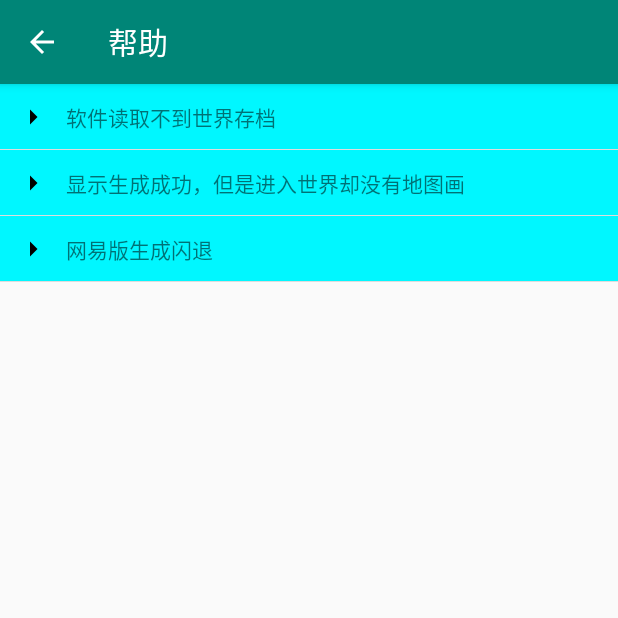
After one commit to CreatorMC/MapPaintingEditor, an Android app: the Help screen opened directly, with no data from a screen before it, on a phone screen of 412 x 824 dp, the top half of it. The commit adds this screen. Run offline under Robolectric (Android 15) with nearby library versions, the phone set to English and light mode, and no system bars.

Commit message:
添加帮助页面，软件版本号更新，完善关于界面。

```diff
--- a/app/build.gradle
+++ b/app/build.gradle
@@ -7,7 +7,7 @@ android {
         minSdkVersion 23
         targetSdkVersion 28
         versionCode 1
-        versionName "1.0"
+        versionName "1.1.0"
         testInstrumentationRunner "androidx.test.runner.AndroidJUnitRunner"
     }
     buildTypes {
@@ -15,14 +15,14 @@ android {
             minifyEnabled false
             proguardFiles getDefaultProguardFile('proguard-android-optimize.txt'), 'proguard-rules.pro'
             ndk {
-                abiFilters 'armeabi','armeabi-v7a','armeabi-v8a','x86','arm64-v8a'
+                abiFilters 'armeabi', 'armeabi-v7a', 'armeabi-v8a', 'x86', 'arm64-v8a'
             }
         }
         release {
             minifyEnabled false
             proguardFiles getDefaultProguardFile('proguard-android-optimize.txt'), 'proguard-rules.pro'
             ndk {
-                abiFilters 'armeabi','armeabi-v7a','armeabi-v8a','x86','arm64-v8a'
+                abiFilters 'armeabi', 'armeabi-v7a', 'armeabi-v8a', 'x86', 'arm64-v8a'
             }
         }
     }
--- /dev/null
+++ b/app/src/main/java/com/tmsstudio/mappaintingeditor/Help.java
@@ -0,0 +1,79 @@
+package com.tmsstudio.mappaintingeditor;
+
+import androidx.appcompat.app.AppCompatActivity;
+
+import android.os.Bundle;
+import android.util.Log;
+import android.view.View;
+import android.widget.ImageView;
+import android.widget.LinearLayout;
+import android.widget.TextView;
+
+import com.tmsstudio.mappaintingeditor.Widget.ExpandView;
+
+public class Help extends AppCompatActivity {
+
+    LinearLayout linearLayout;
+
+    @Override
+    protected void onCreate(Bundle savedInstanceState) {
+        super.onCreate(savedInstanceState);
+        setContentView(R.layout.activity_help);
+
+        setTitle(R.string.help);
+        linearLayout = findViewById(R.id.linear_layout);
+        LinearLayout view = (LinearLayout)getLayoutInflater().inflate(R.layout.activity_expand_view, null);
+        createExpand(view, "软件读取不到世界存档",
+                "1.确保自己安装了MC，并且有存档\n" +
+                "2.确保存档的存储位置在“外部”（设置->档案->文件存储->外部）\n" +
+                "3.若安卓11及其以上，请点击软件右上角，选择导入游戏内地图\n" +
+                "4.若安卓11及其以上，授权时不要选择其他路径，直接在data下授权（就是授权界面出现后直接点允许授权，不用选择文件夹）");
+        linearLayout.addView(view);
+
+        view = (LinearLayout)getLayoutInflater().inflate(R.layout.activity_expand_view, null);
+        createExpand(view, "显示生成成功，但是进入世界却没有地图画",
+                "1.请完全退出MC后再进行操作\n" +
+                "2.查看生成地图画的存档在软件内是否有“此应用”的标识，如果有，请将存档手动复制回游戏存储位置。");
+        linearLayout.addView(view);
+
+        view = (LinearLayout)getLayoutInflater().inflate(R.layout.activity_expand_view, null);
+        createExpand(view, "网易版生成闪退",
+                "1.目前最新网易版客户端（客户端版本2.1）对玩家创建的世界也进行了加密，导致软件不能读取存档数据。尚无很好的办法。");
+        linearLayout.addView(view);
+    }
+
+    /**
+     * 为一个view初始化折叠内容
+     * @param view
+     * @param question
+     * @param ans
+     */
+    private void createExpand(LinearLayout view, String question, String ans){
+        LinearLayout linearLayout = (LinearLayout) view.getChildAt(0);
+        final ExpandView expandView = (ExpandView) view.getChildAt(1);
+
+        final ImageView imageView = (ImageView) linearLayout.getChildAt(0);
+        TextView textView = (TextView) linearLayout.getChildAt(1);
+        textView.setText(question);
+
+        TextView ans_view = new TextView(this);
+        ans_view.setPadding(100,0,0,0);
+        ans_view.setText(ans);
+
+        expandView.setLayout(R.layout.activity_help);
+        expandView.setContentView(ans_view);
+        linearLayout.setClickable(true);
+        linearLayout.setOnClickListener(new View.OnClickListener() {
+            @Override
+            public void onClick(View v) {
+                if (expandView.isExpand()) {
+                    expandView.collapse();
+                    imageView.setImageDrawable(getResources().getDrawable(R.drawable.ic_arrow_drop_up_black_24dp, null));
+                } else {
+                    expandView.expand();
+                    imageView.setImageDrawable(getResources().getDrawable(R.drawable.ic_arrow_drop_down_black_24dp, null));
+                }
+            }
+        });
+    }
+}
--- a/app/src/main/java/com/tmsstudio/mappaintingeditor/MainActivity.java
+++ b/app/src/main/java/com/tmsstudio/mappaintingeditor/MainActivity.java
@@ -305,4 +305,9 @@ public class MainActivity extends AppCompatActivity {
                 .create();
         dialog.show();
     }
+
+    public void getHelp(MenuItem item) {
+        Intent intent = new Intent(MainActivity.this, Help.class);
+        startActivity(intent);
+    }
 }
--- /dev/null
+++ b/app/src/main/java/com/tmsstudio/mappaintingeditor/Widget/ExpandView.java
@@ -0,0 +1,108 @@
+package com.tmsstudio.mappaintingeditor.Widget;
+
+import android.content.Context;
+import android.util.AttributeSet;
+import android.util.Log;
+import android.view.LayoutInflater;
+import android.view.View;
+import android.view.animation.Animation;
+import android.view.animation.AnimationUtils;
+import android.widget.FrameLayout;
+
+import com.tmsstudio.mappaintingeditor.R;
+
+public class ExpandView extends FrameLayout implements View.OnClickListener {
+    private Animation mExpandAnimation;
+    private Animation mCollapseAnimation;
+    private boolean mIsExpand;
+    private int layoutId;
+
+    public ExpandView(Context context) {
+        this(context, null);
+    }
+
+    public ExpandView(Context context, AttributeSet attrs) {
+        this(context, attrs, 0);
+    }
+
+    public ExpandView(Context context, AttributeSet attrs, int defStyle) {
+        super(context, attrs, defStyle);
+
+    }
+
+    public void setLayout(int layout) {
+        this.layoutId = layout;
+        initExpandView();
+    }
+
+    private void initExpandView() {
+        LayoutInflater.from(getContext()).inflate(layoutId, this, true);
+        mExpandAnimation = AnimationUtils.loadAnimation(getContext(), android.R.anim.fade_in);
+        mExpandAnimation.setAnimationListener(new Animation.AnimationListener() {
+            @Override
+            public void onAnimationStart(Animation animation) {
+                setVisibility(View.VISIBLE);
+            }
+
+            @Override
+            public void onAnimationRepeat(Animation animation) {
+            }
+
+            @Override
+            public void onAnimationEnd(Animation animation) {
+                setVisibility(View.VISIBLE);
+            }
+        });
+
+        mCollapseAnimation = AnimationUtils.loadAnimation(getContext(), android.R.anim.fade_out);
+        mCollapseAnimation.setAnimationListener(new Animation.AnimationListener() {
+
+            @Override
+            public void onAnimationStart(Animation animation) {
+            }
+
+            @Override
+            public void onAnimationRepeat(Animation animation) {
+            }
+
+            @Override
+            public void onAnimationEnd(Animation animation) {
+
+                setVisibility(View.GONE);
+            }
+        });
+
+    }
+
+    public void collapse() {
+        if (mIsExpand) {
+            mIsExpand = false;
+            clearAnimation();
+            startAnimation(mCollapseAnimation);
+        }
+    }
+
+    public void expand() {
+        if (!mIsExpand) {
+            mIsExpand = true;
+            clearAnimation();
+            startAnimation(mExpandAnimation);
+        }
+    }
+
+    public boolean isExpand() {
+        return mIsExpand;
+    }
+
+    public void setContentView(View view) {
+        removeAllViews();
+        addView(view);
+    }
+
+    @Override
+    public void onClick(View v) {
+        switch (v.getId()) {
+
+        }
+    }
+}
--- /dev/null
+++ b/app/src/main/res/drawable/ic_arrow_drop_down_black_24dp.xml
@@ -0,0 +1,9 @@
+<vector xmlns:android="http://schemas.android.com/apk/res/android"
+        android:width="24dp"
+        android:height="24dp"
+        android:viewportWidth="24.0"
+        android:viewportHeight="24.0">
+    <path
+        android:fillColor="#FF000000"
+        android:pathData="M7,10l5,5 5,-5z"/>
+</vector>
--- /dev/null
+++ b/app/src/main/res/drawable/ic_arrow_drop_up_black_24dp.xml
@@ -0,0 +1,9 @@
+<vector xmlns:android="http://schemas.android.com/apk/res/android"
+        android:width="24dp"
+        android:height="24dp"
+        android:viewportWidth="24.0"
+        android:viewportHeight="24.0">
+    <path
+        android:fillColor="#FF000000"
+        android:pathData="M10,7l5,5 -5,5z"/>
+</vector>
--- /dev/null
+++ b/app/src/main/res/drawable/linearlayout_underline.xml
@@ -0,0 +1,15 @@
+<?xml version="1.0" encoding="UTF-8"?>
+<layer-list xmlns:android="http://schemas.android.com/apk/res/android" >
+    <!-- 边框颜色值 -->
+    <item>
+        <shape>
+            <solid android:color="#DDDDDD" />
+        </shape>
+    </item>
+    <!-- 主体背景颜色值 -->
+    <item android:bottom="1dp"> <!--设置只有底部有边框-->
+        <shape>
+            <solid android:color="#00F7FF" />
+        </shape>
+    </item>
+</layer-list>
--- /dev/null
+++ b/app/src/main/res/layout/activity_expand_view.xml
@@ -0,0 +1,38 @@
+<?xml version="1.0" encoding="utf-8"?>
+<LinearLayout xmlns:android="http://schemas.android.com/apk/res/android"
+    xmlns:tools="http://schemas.android.com/tools"
+    android:layout_width="match_parent"
+    android:layout_height="match_parent"
+    android:orientation="vertical">
+
+    <LinearLayout
+        android:id="@+id/lin_tv"
+        android:layout_width="match_parent"
+        android:layout_height="wrap_content"
+        android:background="@drawable/linearlayout_underline"
+        android:orientation="horizontal">
+
+        <ImageView
+            android:id="@+id/img_shrink"
+            android:layout_width="wrap_content"
+            android:layout_height="wrap_content"
+            android:layout_alignParentRight="true"
+            android:padding="10dp"
+            android:src="@drawable/ic_arrow_drop_up_black_24dp" />
+
+        <TextView
+            android:id="@+id/textview_title"
+            android:layout_width="match_parent"
+            android:layout_height="match_parent"
+            android:layout_weight="1"
+            android:textAlignment="viewStart"
+            android:gravity="center"
+            android:text="点击向下展开"
+            tools:ignore="RtlCompat" />
+    </LinearLayout>
+    <com.tmsstudio.mappaintingeditor.Widget.ExpandView
+        android:id="@+id/ex_expandview"
+        android:layout_width="match_parent"
+        android:layout_height="wrap_content"
+        android:visibility="gone" />
+</LinearLayout>
--- /dev/null
+++ b/app/src/main/res/layout/activity_help.xml
@@ -0,0 +1,24 @@
+<?xml version="1.0" encoding="utf-8"?>
+<androidx.constraintlayout.widget.ConstraintLayout xmlns:android="http://schemas.android.com/apk/res/android"
+    xmlns:app="http://schemas.android.com/apk/res-auto"
+    xmlns:tools="http://schemas.android.com/tools"
+    android:layout_width="match_parent"
+    android:layout_height="match_parent"
+    android:orientation="vertical"
+    tools:context=".Help">
+
+    <ScrollView
+        android:layout_width="match_parent"
+        android:layout_height="match_parent"
+        app:layout_constraintBottom_toBottomOf="parent"
+        app:layout_constraintEnd_toEndOf="parent"
+        app:layout_constraintStart_toStartOf="parent"
+        app:layout_constraintTop_toTopOf="parent">
+
+        <LinearLayout
+            android:id="@+id/linear_layout"
+            android:layout_width="match_parent"
+            android:layout_height="wrap_content"
+            android:orientation="vertical" />
+    </ScrollView>
+</androidx.constraintlayout.widget.ConstraintLayout>
--- a/app/src/main/res/menu/my_menu.xml
+++ b/app/src/main/res/menu/my_menu.xml
@@ -14,6 +14,10 @@
         android:onClick="deleteMap"
         android:title="@string/delete_map" />
     <item
+        android:id="@+id/help"
+        android:onClick="getHelp"
+        android:title="@string/help" />
+    <item
         android:id="@+id/menu_about"
         android:title="@string/menu_about" />
 </menu>
--- a/app/src/main/res/values/strings.xml
+++ b/app/src/main/res/values/strings.xml
@@ -5,13 +5,14 @@
     <string name="proportional_complete">完整切割</string>
     <string name="introduce">使用方法：\n\n1.点击“+”图标选择图片，图片大小会自动调整。\n\n2.点击按钮生成地图画，默认会在玩家背包的第一个格子生成一个地图物品，如果此格子中有物品，则会覆盖掉此物品，还请注意。\n\n3.软件内显示的缩略图并不代表实际地图画效果。实际效果还请打开游戏查看。\n\n4.生成地图过程中请勿终止软件运行！！！这非常重要！！！意外的终止可能会导致世界损坏！！！\n\n</string>
     <string name="menu_about">关于</string>
+    <string name="help">帮助</string>
     <string name="empower">导入游戏内地图</string>
     <string name="delete_map">删除应用内地图</string>
     <string name="refresh">刷新地图列表</string>
     <string name="select">选择你想使用的生成方式</string>
     <string name="button_normal">普通模式（生成单张地图）</string>
     <string name="button_grid">网格切分模式（图片切分为多张地图）</string>
-    <string name="menu_about_message">作者：创造者MC\n应用图标设计：柠檬龙\n工作室：我的世界魔灵工作室\n支持版本：国际版、网易我的世界、网易我的世界测试版\n\n软件下载：\n<a href="https://creatormc.lanzoul.com/b01vahqub"><font fgcolor="#ff0000ff">https://creatormc.lanzoul.com/b01vahqub</font></a>\n密码：tms\n\n联系作者：\n<a href="https://space.bilibili.com/152404569"><font fgcolor="#ff0000ff">Bilibili</font></a>\n\n免责声明：\n因用户使用不当所造成的任何后果与本软件开发者及其所属工作室无关。应由用户自行承担相关责任。（温馨提示：禁止利用本软件传播违法违规内容！）\n此应用程序与Minecraft、Mojang AB或Microsoft无关，也与我的世界、网易无关。此应用不是一个官方应用，只是一个由玩家制作的APP。\n【这不是一个官方的Minecraft（我的世界）产品】\n【该APP“按原样”提供，不提供任何形式的保证。】\n\n本软件github仓库：\n<a href="https://github.com/CreatorMC/MapPaintingEditor"><font fgcolor="#ff0000ff">MapPaintingEditor</font></a>\n\n使用的库：\n<a href="https://github.com/mithrilmania/android-leveldb"><font fgcolor="#ff0000ff">android-leveldb</font></a>\n<a href="https://github.com/Mojang/leveldb-mcpe"><font fgcolor="#ff0000ff">leveldb-mcpe</font></a>\n<a href="https://github.com/oO0oO0oO0o0o00/blocktopograph"><font fgcolor="#ff0000ff">blocktopograph</font></a>
+    <string name="menu_about_message">作者：创造者MC\n应用图标设计：柠檬龙\n工作室：我的世界魔灵工作室\n软件版本：1.1.0\n支持版本：基岩版\n\n软件下载：\n<a href="https://creatormc.lanzoul.com/b01vahqub"><font fgcolor="#ff0000ff">https://creatormc.lanzoul.com/b01vahqub</font></a>\n密码：tms\n\n联系作者：\n<a href="https://space.bilibili.com/152404569"><font fgcolor="#ff0000ff">Bilibili</font></a>\n\n免责声明：\n因用户使用不当所造成的任何后果与本软件开发者及其所属工作室无关。应由用户自行承担相关责任。（温馨提示：禁止利用本软件传播违法违规内容！）\n此应用程序与Minecraft、Mojang AB或Microsoft无关，也与我的世界、网易无关。此应用不是一个官方应用，只是一个由玩家制作的APP。\n【这不是一个官方的Minecraft（我的世界）产品】\n【该APP“按原样”提供，不提供任何形式的保证。】\n\n本软件github仓库：\n<a href="https://github.com/CreatorMC/MapPaintingEditor"><font fgcolor="#ff0000ff">MapPaintingEditor</font></a>\n\n使用的库：\n<a href="https://github.com/mithrilmania/android-leveldb"><font fgcolor="#ff0000ff">android-leveldb</font></a>\n<a href="https://github.com/Mojang/leveldb-mcpe"><font fgcolor="#ff0000ff">leveldb-mcpe</font></a>\n<a href="https://github.com/oO0oO0oO0o0o00/blocktopograph"><font fgcolor="#ff0000ff">blocktopograph</font></a>
     </string>
     <string name="row">行数</string>
     <string name="col">列数</string>
```
Also changed, not shown: app/src/main/AndroidManifest.xml (+8 -2 lines).
